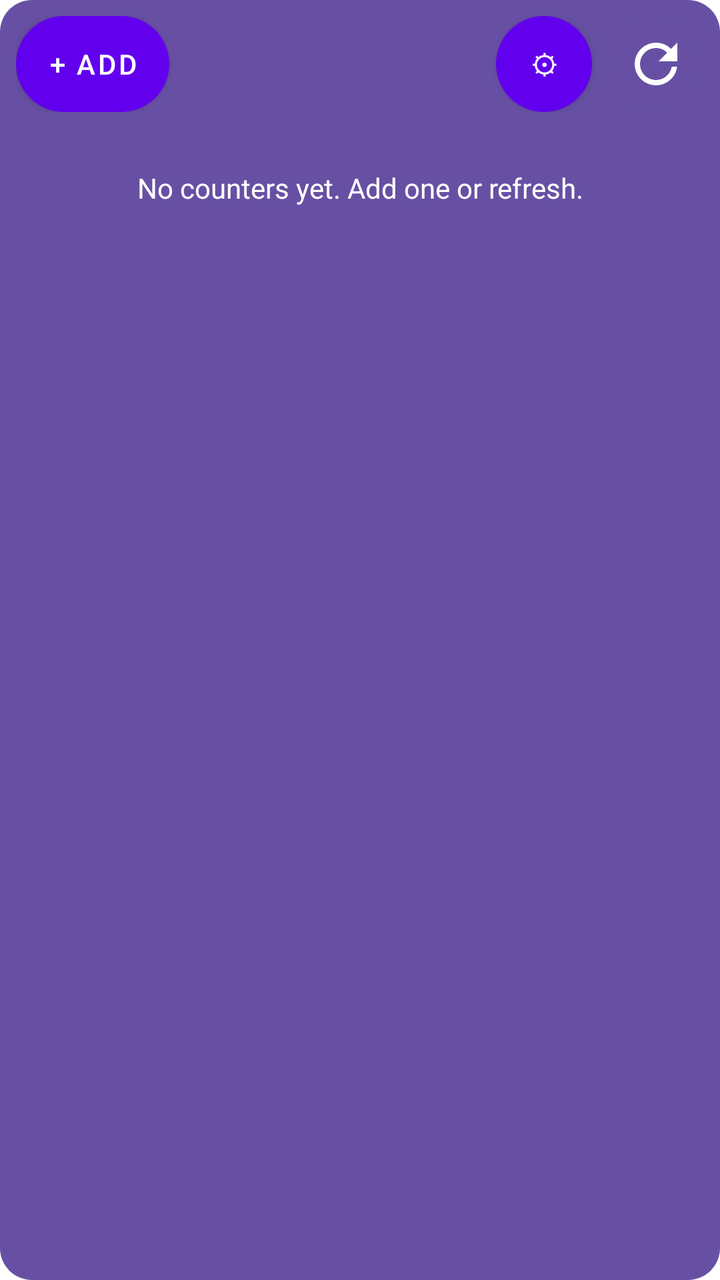
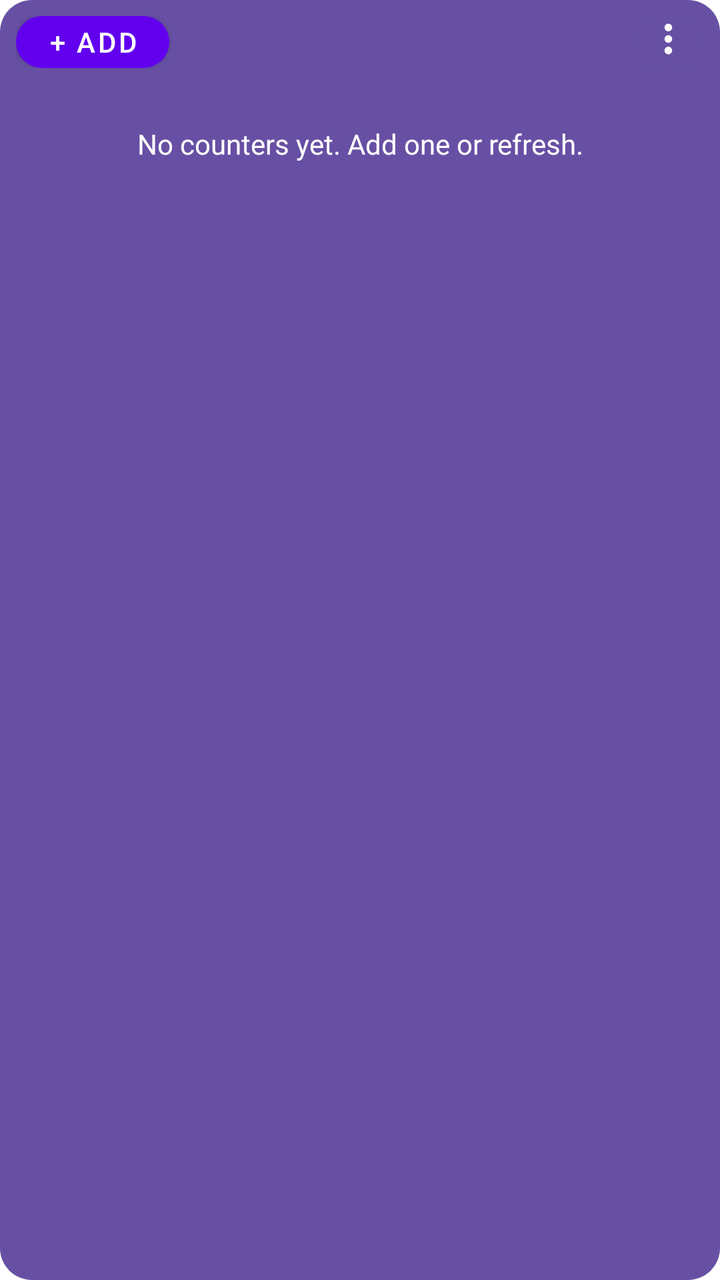

The first picture is an Android layout as it rendered before a commit; the second is the same layout after the commit. The layout source and the unified diff follow.
<!-- AndroidManifest.xml: fallback theme Theme.MaterialComponents.DayNight.NoActionBar -->
<!-- res/layout/counter_widget.xml -->
<?xml version="1.0" encoding="utf-8"?>
<LinearLayout xmlns:android="http://schemas.android.com/apk/res/android"
    android:id="@+id/counter_widget_root"
    android:layout_width="match_parent"
    android:layout_height="match_parent"
    android:background="@drawable/widget_background"
    android:orientation="vertical"
    android:padding="8dp">

    <LinearLayout
        android:layout_width="match_parent"
        android:layout_height="wrap_content"
        android:gravity="center_vertical"
        android:orientation="horizontal">

        <Button
            android:id="@+id/add_button"
            android:layout_width="wrap_content"
            android:layout_height="48dp"
            android:contentDescription="@string/add_counter"
            android:minWidth="64dp"
            android:background="@drawable/toolbar_button_background"
            android:text="@string/add" />

        <TextView
            android:layout_width="0dp"
            android:layout_height="1dp"
            android:layout_weight="1" />

        <Button
            android:id="@+id/settings_button"
            android:layout_width="48dp"
            android:layout_height="48dp"
            android:layout_marginStart="8dp"
            android:contentDescription="@string/settings_title"
            android:minWidth="48dp"
            android:background="@drawable/toolbar_button_background"
            android:text="@string/settings_icon" />

        <ImageButton
            android:id="@+id/refresh_button"
            android:layout_width="48dp"
            android:layout_height="48dp"
            android:layout_marginStart="8dp"
            android:background="@drawable/toolbar_button_background"
            android:contentDescription="@string/refresh"
            android:padding="4dp"
            android:minWidth="48dp"
            android:scaleType="centerInside"
            android:src="@drawable/ic_refresh" />
    </LinearLayout>

    <TextView
        android:id="@+id/error_message"
        android:layout_width="match_parent"
        android:layout_height="wrap_content"
        android:maxLines="2"
        android:textColor="@color/counter_negative"
        android:textSize="12sp" />

    <TextView
        android:id="@+id/empty_message"
        android:layout_width="match_parent"
        android:layout_height="wrap_content"
        android:gravity="center"
        android:padding="12dp"
        android:text="@string/no_counters"
        android:textColor="@android:color/white" />

    <ListView
        android:id="@+id/counter_list"
        android:layout_width="match_parent"
        android:layout_height="0dp"
        android:layout_weight="1"
        android:divider="#55FFFFFF"
        android:dividerHeight="1dp"
        android:paddingTop="4dp"
        android:scrollbars="vertical" />
</LinearLayout>
<!-- resources referenced by this layout -->
<resources>
  <color name="counter_negative">#FFFF6B6B</color>
  <!-- drawable ic_refresh (drawable) -->
  <vector xmlns:android="http://schemas.android.com/apk/res/android"
      android:width="32dp"
      android:height="32dp"
      android:viewportWidth="24"
      android:viewportHeight="24">
      <path
          android:fillColor="#FFFFFFFF"
          android:pathData="M17.65,6.35A7.95,7.95 0,0 0,12 4a8,8 0,1 0,7.93 9h-2.02A6,6 0,1 1,12 6c1.66,0 3.14,0.69 4.22,1.78L13,11h7V4l-2.35,2.35z" />
  </vector>
  <!-- drawable toolbar_button_background (drawable) -->
  <?xml version="1.0" encoding="utf-8"?>
  <shape xmlns:android="http://schemas.android.com/apk/res/android"
      android:shape="rectangle">
      <solid android:color="#6750A4" />
      <corners android:radius="24dp" />
  </shape>
  <!-- drawable widget_background (drawable) -->
  <?xml version="1.0" encoding="utf-8"?>
  <shape xmlns:android="http://schemas.android.com/apk/res/android"
      android:shape="rectangle">
      <solid android:color="#6750A4" />
      <corners android:radius="16dp" />
  </shape>
  <string name="add">+ Add</string>
  <string name="add_counter">Add counter</string>
  <string name="no_counters">No counters yet. Add one or refresh.</string>
  <string name="refresh">Refresh counters</string>
  <string name="settings_icon">⚙</string>
  <string name="settings_title">Event Counters</string>
</resources>

<!-- the commit's change to res/layout/counter_widget.xml (unified diff, before → after) -->
@@ -9,16 +9,21 @@
 
     <LinearLayout
         android:layout_width="match_parent"
-        android:layout_height="wrap_content"
+        android:layout_height="26dp"
         android:gravity="center_vertical"
         android:orientation="horizontal">
 
         <Button
             android:id="@+id/add_button"
             android:layout_width="wrap_content"
-            android:layout_height="48dp"
+            android:layout_height="26dp"
             android:contentDescription="@string/add_counter"
             android:minWidth="64dp"
+            android:minHeight="0dp"
+            android:insetTop="0dp"
+            android:insetBottom="0dp"
+            android:paddingTop="0dp"
+            android:paddingBottom="0dp"
             android:background="@drawable/toolbar_button_background"
             android:text="@string/add" />
 
@@ -27,27 +32,17 @@
             android:layout_height="1dp"
             android:layout_weight="1" />
 
-        <Button
-            android:id="@+id/settings_button"
-            android:layout_width="48dp"
-            android:layout_height="48dp"
-            android:layout_marginStart="8dp"
-            android:contentDescription="@string/settings_title"
-            android:minWidth="48dp"
-            android:background="@drawable/toolbar_button_background"
-            android:text="@string/settings_icon" />
-
-        <ImageButton
-            android:id="@+id/refresh_button"
-            android:layout_width="48dp"
-            android:layout_height="48dp"
+        <ImageView
+            android:id="@+id/toolbar_menu_button"
+            android:layout_width="36dp"
+            android:layout_height="26dp"
             android:layout_marginStart="8dp"
             android:background="@drawable/toolbar_button_background"
-            android:contentDescription="@string/refresh"
-            android:padding="4dp"
-            android:minWidth="48dp"
+            android:contentDescription="@string/toolbar_menu"
+            android:gravity="center"
+            android:paddingBottom="3dp"
             android:scaleType="centerInside"
-            android:src="@drawable/ic_refresh" />
+            android:src="@drawable/ic_more_vertical" />
     </LinearLayout>
 
     <TextView
<!-- resource entries referenced after the edit -->
@@ -1,15 +1,15 @@
 <!-- resources referenced by this layout -->
 <resources>
   <color name="counter_negative">#FFFF6B6B</color>
-  <!-- drawable ic_refresh (drawable) -->
+  <!-- drawable ic_more_vertical (drawable) -->
   <vector xmlns:android="http://schemas.android.com/apk/res/android"
-      android:width="32dp"
-      android:height="32dp"
+      android:width="24dp"
+      android:height="24dp"
       android:viewportWidth="24"
       android:viewportHeight="24">
       <path
           android:fillColor="#FFFFFFFF"
-          android:pathData="M17.65,6.35A7.95,7.95 0,0 0,12 4a8,8 0,1 0,7.93 9h-2.02A6,6 0,1 1,12 6c1.66,0 3.14,0.69 4.22,1.78L13,11h7V4l-2.35,2.35z" />
+          android:pathData="M12,8a2,2 0,1 0,0 -4,2 2,0 0,0 0,4zM12,14a2,2 0,1 0,0 -4,2 2,0 0,0 0,4zM12,20a2,2 0,1 0,0 -4,2 2,0 0,0 0,4z" />
   </vector>
   <!-- drawable toolbar_button_background (drawable) -->
   <?xml version="1.0" encoding="utf-8"?>
@@ -28,8 +28,6 @@
   <string name="add">+ Add</string>
   <string name="add_counter">Add counter</string>
   <string name="no_counters">No counters yet. Add one or refresh.</string>
-  <string name="refresh">Refresh counters</string>
-  <string name="settings_icon">⚙</string>
-  <string name="settings_title">Event Counters</string>
+  <string name="toolbar_menu">Widget options</string>
 </resources>
 
